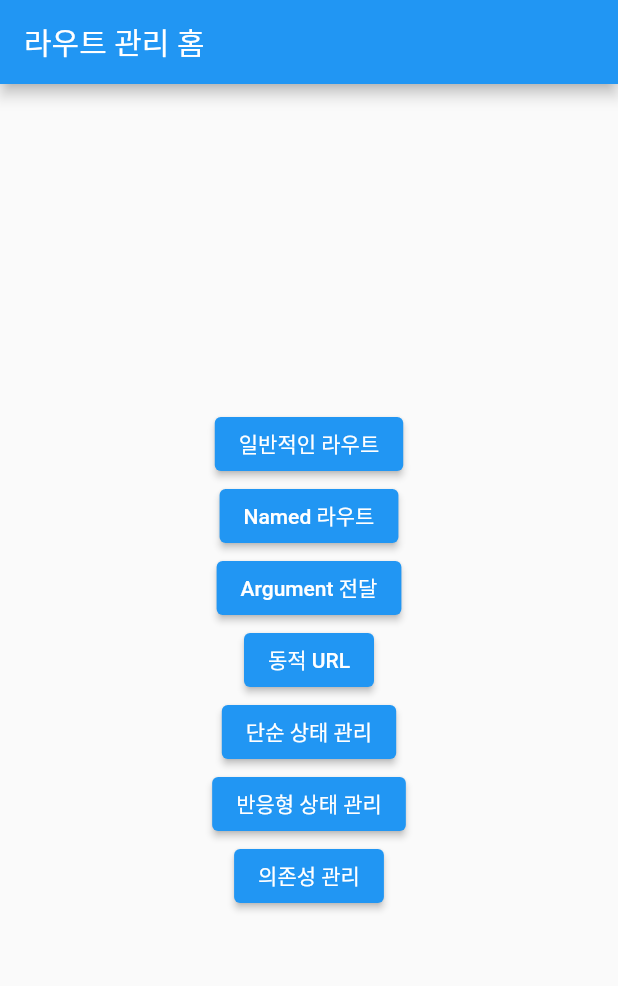
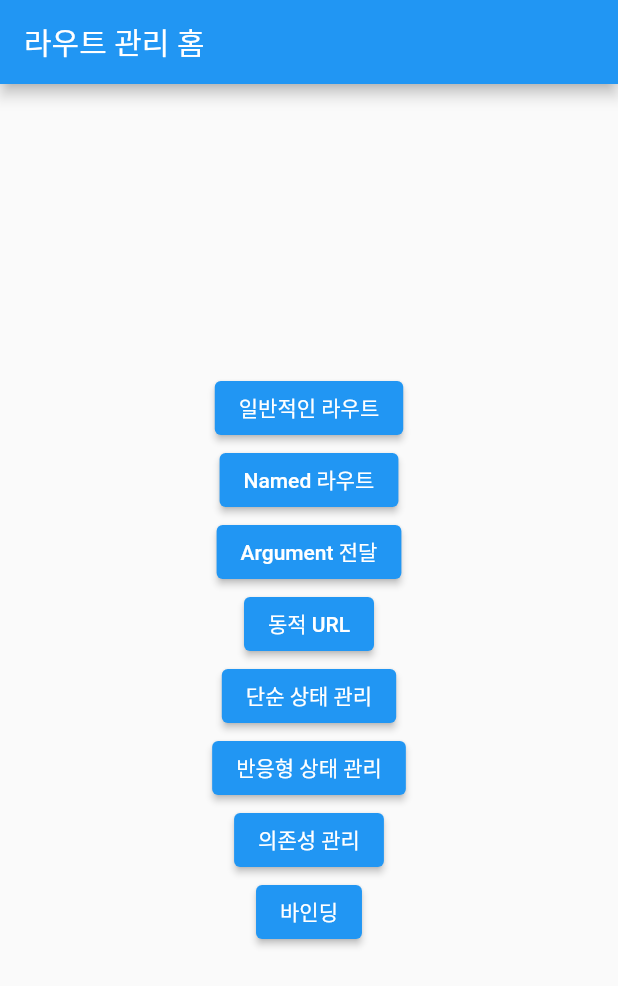
Before and after one commit to DevGisoun/study_getx, a Flutter app: the screen it shows after launch, on a phone screen of 412 x 824 dp. Shown: the top 986 px of the screen. Run offline on Flutter 3.47's test engine with Material 2 defaults, Android fonts, the phone set to English and light mode, and no system bars; our stand-ins replace get.

```diff
--- a/lib/main.dart
+++ b/lib/main.dart
@@ -1,6 +1,10 @@
 import 'package:flutter/material.dart';
 import 'package:get/get.dart';
+import 'package:study_getx/src/binding/page_binding.dart';
+import 'package:study_getx/src/controller/count_controller_with_getx.dart';
+import 'package:study_getx/src/controller/dependency_controller.dart';
 import 'package:study_getx/src/home.dart';
+import 'package:study_getx/src/pages/binding_page.dart';
 import 'package:study_getx/src/pages/named/first_named_page.dart';
 import 'package:study_getx/src/pages/named/second_named_page.dart';
 import 'package:study_getx/src/pages/next_page.dart';
@@ -58,6 +62,11 @@ class MyApp extends StatelessWidget {
           page: () => const UserPage(),
           transition: Transition.zoom,
         ),
+        GetPage(
+          name: '/binding',
+          page: () => const BindingPage(),
+          binding: PageBinding(),
+        ),
       ],
     );
   }
--- /dev/null
+++ b/lib/src/binding/page_binding.dart
@@ -0,0 +1,11 @@
+import 'package:get/get.dart';
+
+import '../controller/count_controller_with_getx.dart';
+
+/// Bindings 인터페이스 상속
+class PageBinding implements Bindings {
+  @override
+  void dependencies() {
+    Get.put(CountControllerWithGetX());
+  }
+}
--- a/lib/src/home.dart
+++ b/lib/src/home.dart
@@ -95,6 +95,14 @@ class Home extends StatelessWidget {
               },
               child: const Text('의존성 관리'),
             ),
+
+            /// 바인딩
+            ElevatedButton(
+              onPressed: () {
+                Get.toNamed('/binding');
+              },
+              child: const Text('바인딩'),
+            ),
           ],
         ),
       ),
--- a/lib/src/pages/state/with_getx.dart
+++ b/lib/src/pages/state/with_getx.dart
@@ -15,7 +15,9 @@ class WithGetX extends StatelessWidget {
         // Get.find<CountControllerWithGetX>().increase();
 
         // 상단에서 controller를 불러온 경우
-        _controllerWithGetX.increase(id);
+        // _controllerWithGetX.increase(id);
+
+        _controllerWithGetX.increase();
       },
       child: const Text(
         '+',
```
Also changed, not shown: lib/src/controller/count_controller_with_getx.dart (+11 -5 lines), lib/src/pages/binding_page.dart (added, +32 -0 lines).
